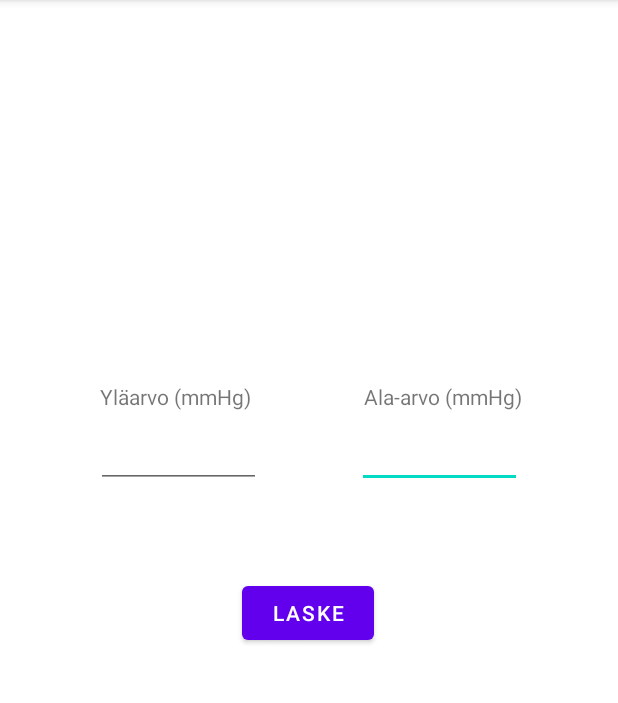
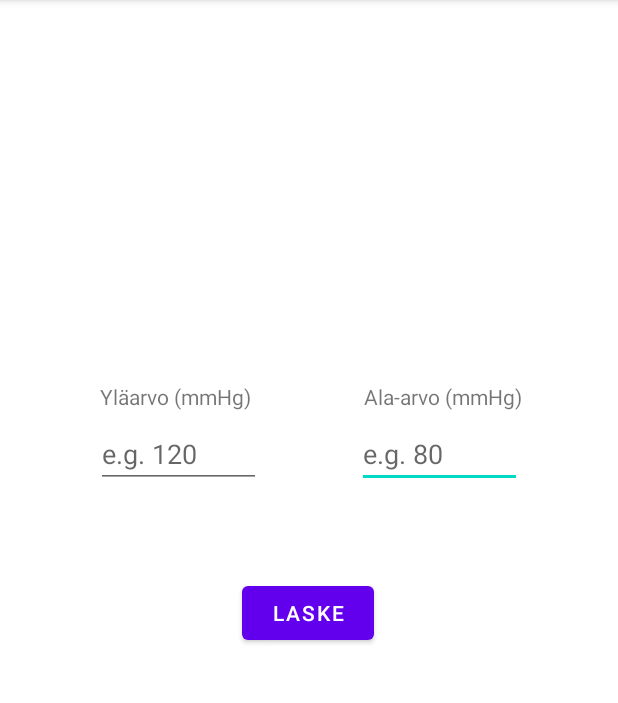
Before and after one commit to untop02/TerveysProjekti, an Android app: the Verenpaine screen opened directly, with no data from a screen before it, on a phone screen of 412 x 824 dp, the part 84-787 px from its top. Run offline under Robolectric (Android 15) with nearby library versions, the phone set to English and light mode, and no system bars.

Commit message:
Verenpainelaskuri V1.01

```diff
--- a/app/src/main/java/com/example/projekti/Verenpaine.java
+++ b/app/src/main/java/com/example/projekti/Verenpaine.java
@@ -3,22 +3,17 @@ package com.example.projekti;
 import androidx.appcompat.app.AppCompatActivity;
 
 import android.os.Bundle;
-import android.text.Editable;
-import android.text.TextUtils;
-import android.text.TextWatcher;
-import android.view.View;
 import android.widget.Button;
 import android.widget.EditText;
 import android.widget.TextView;
 import android.widget.Toast;
-
-import org.w3c.dom.Text;
 
 public class Verenpaine extends AppCompatActivity {
 
     TextView verenpaineKentta, verenpaineInfo;
     Button laskeBtn;
     EditText ylaArvo, alaArvo;
+    String matalaVpInfo, ihanteellinenVpInfo, normaaliVpInfo, tyydyttavaVpInfo, korkeaVpInfo, matalaVp, ihanteellinenVp, normaaliVp, tyydyttavaVp, korkeaVp, ylaRaja, alaRaja;
 
     @Override
     protected void onCreate(Bundle savedInstanceState) {
@@ -32,12 +27,21 @@ public class Verenpaine extends AppCompatActivity {
         ylaArvo = findViewById(R.id.ylaArvo);
         alaArvo = findViewById(R.id.alaArvo);
 
+        //Verenpaineteksti
+        matalaVp = getString(R.string.matala_vp);
+        ihanteellinenVp = getString(R.string.ihanteellinen_vp);
+        normaaliVp = getString(R.string.normaali_vp);
+        tyydyttavaVp = getString(R.string.tyydyttava_vp);
+        korkeaVp = getString(R.string.koholla_vp);
+
         //Lisätietoja verenpaineen eri tasoille
-        String matalaVp = ("Verenpaine on matala, jos se on alle 100/60 mmHg.");
-        String ihanteellinenVp = ("Verenpaine on ihanteellinen, kun se on alle 120/80 mmHg");
-        String normaaliVp = ("Verenpaine on normaali, kun se on alle 130/85 mmHg.");
-        String tyydyttavaVp = ("Verenpaine on tyydyttävä, kun se on 130-139/ 85-89 mmHg välillä.");
-        String korkeaVp = ("Verenpaine on koholla, kun se on yli 140/90 mmHg.");
+        matalaVpInfo = getString(R.string.matala_vp_info);
+        ihanteellinenVpInfo = getString(R.string.ihanteellinen_vp_info);
+        normaaliVpInfo = getString(R.string.normaali_vp_info);
+        tyydyttavaVpInfo = getString(R.string.tyydyttava_vp_info);
+        korkeaVpInfo = getString(R.string.koholla_vp_info);
+        ylaRaja = getString(R.string.Ylä_raja);
+        alaRaja = getString(R.string.Ala_raja);
 
 
         //Napin painallus hakee arvot tekstikentistä ja kertoo verenpaineen tason ehtojen mukaisesti
@@ -46,26 +50,26 @@ public class Verenpaine extends AppCompatActivity {
                 int yla = Integer.parseInt(ylaArvo.getText().toString());
                 int ala = Integer.parseInt(alaArvo.getText().toString());
 
-                if (yla >= 140 && ala >= 90) {
-                    verenpaineKentta.setText("Verenpaineesi on koholla.");
-                    verenpaineInfo.setText(korkeaVp);
+                if (yla >= 140 && yla <= 200 && ala >= 90 && ala <= 150) {
+                    verenpaineKentta.setText(korkeaVp);
+                    verenpaineInfo.setText(korkeaVpInfo);
                 } else if (yla >= 130 && yla <= 139 && ala >= 85 && ala <= 89) {
-                    verenpaineKentta.setText("Verenpaineesi on tyydyttävä.");
-                    verenpaineInfo.setText(tyydyttavaVp);
-                } else if (yla <= 130 && ala <= 85 && ala >= 80) {
-                    verenpaineKentta.setText("Verenpaineesi on normaali.");
-                    verenpaineInfo.setText(normaaliVp);
-                } else if (yla <= 120 && ala <= 80 && ala >= 60) {
-                    verenpaineKentta.setText("Verenpaineesi on ihanteellinen.");
-                    verenpaineInfo.setText(ihanteellinenVp);
-                } else if (yla <= 100 && ala <= 60 && ala >= 40) {
-                    verenpaineKentta.setText("Verenpaineesi on matala.");
-                    verenpaineInfo.setText(matalaVp);
+                    verenpaineKentta.setText(tyydyttavaVp);
+                    verenpaineInfo.setText(tyydyttavaVpInfo);
+                } else if (yla <= 130 && yla >= 120 && ala <= 85 && ala >= 80) {
+                    verenpaineKentta.setText(normaaliVp);
+                    verenpaineInfo.setText(normaaliVpInfo);
+                } else if (yla <= 120 && yla >= 100 && ala <= 80 && ala >= 60) {
+                    verenpaineKentta.setText(ihanteellinenVp);
+                    verenpaineInfo.setText(ihanteellinenVpInfo);
+                } else if (yla <= 100 && yla >= 50 && ala <= 60 && ala >= 40) {
+                    verenpaineKentta.setText(matalaVp);
+                    verenpaineInfo.setText(matalaVpInfo);
                 } else if (yla >= 200 || ala >= 150) {
-                    verenpaineKentta.setText("Yli rajojen.");
+                    verenpaineKentta.setText(ylaRaja);
                     verenpaineInfo.setText("");
                 } else if (yla <= 50 || ala <= 30) {
-                    verenpaineKentta.setText("Alle rajojen.");
+                    verenpaineKentta.setText(alaRaja);
                     verenpaineInfo.setText("");
                 }
             } catch (NumberFormatException exception) {
--- a/app/src/main/res/layout/activity_verenpaine.xml
+++ b/app/src/main/res/layout/activity_verenpaine.xml
@@ -30,7 +30,9 @@
         android:id="@+id/alaArvo"
         android:layout_width="110dp"
         android:layout_height="wrap_content"
+        android:autofillHints=""
         android:ems="10"
+        android:hint="@string/hint_ala"
         android:inputType="number"
         app:layout_constraintBottom_toBottomOf="@+id/ylaArvo"
         app:layout_constraintEnd_toEndOf="parent"
@@ -45,11 +47,13 @@
         android:layout_height="wrap_content"
         android:layout_marginTop="280dp"
         android:ems="10"
+        android:hint="@string/hint_ylä"
         android:inputType="number"
         app:layout_constraintEnd_toStartOf="@+id/alaArvo"
         app:layout_constraintHorizontal_bias="0.5"
         app:layout_constraintStart_toStartOf="parent"
-        app:layout_constraintTop_toTopOf="parent" />
+        app:layout_constraintTop_toTopOf="parent"
+        android:autofillHints="" />
 
     <TextView
         android:id="@+id/tvAlaArvo"
@@ -58,7 +62,7 @@
         android:layout_marginBottom="4dp"
         android:gravity="center"
         android:padding="2dp"
-        android:text="Ala-arvo (mmHg)"
+        android:text="@string/Ala_arvo"
         app:layout_constraintBottom_toTopOf="@+id/alaArvo"
         app:layout_constraintEnd_toEndOf="parent"
         app:layout_constraintHorizontal_bias="0.5"
@@ -71,7 +75,7 @@
         android:layout_marginBottom="4dp"
         android:gravity="center"
         android:padding="2dp"
-        android:text="Yläarvo (mmHg)"
+        android:text="@string/Yläarvo"
         app:layout_constraintBottom_toTopOf="@+id/ylaArvo"
         app:layout_constraintEnd_toStartOf="@+id/tvAlaArvo"
         app:layout_constraintHorizontal_bias="0.5"
@@ -84,7 +88,7 @@
         android:layout_marginTop="45dp"
         android:layout_marginBottom="8dp"
         android:enabled="true"
-        android:text="Laske"
+        android:text="@string/Laske"
         app:layout_constraintBottom_toTopOf="@+id/tvVerenpaine"
         app:layout_constraintEnd_toEndOf="parent"
         app:layout_constraintHorizontal_bias="0.498"
--- a/app/src/main/res/values/strings.xml
+++ b/app/src/main/res/values/strings.xml
@@ -6,4 +6,21 @@
     <string name="Paino">Paino</string>
     <string name="Ika">Ikä</string>
     <string name="Pituus">Pituus</string>
+    <string name="Yläarvo">Yläarvo (mmHg)</string>
+    <string name="Ala_arvo">Ala-arvo (mmHg)</string>
+    <string name="hint_ylä">e.g. 120</string>
+    <string name="hint_ala">e.g. 80</string>
+    <string name="Laske">Laske</string>
+    <string name="matala_vp_info">Verenpaine on matala, kun se on alle 100/60 mmHg.</string>
+    <string name="ihanteellinen_vp_info">Verenpaine on ihanteellinen, kun se on alle 120/80 mmHg.</string>
+    <string name="koholla_vp_info">Verenpaine on koholla, kun se on yli 140/90 mmHg.</string>
+    <string name="tyydyttava_vp_info">Verenpaine on tyydyttävä, kun se on 130–139/85–89 mmHg välillä.</string>
+    <string name="normaali_vp_info">Verenpaine on normaali, kun se on alle 130/85 mmHg.</string>
+    <string name="matala_vp">Verenpaineesi on matala.</string>
+    <string name="ihanteellinen_vp">Verenpaineesi on ihanteellinen.</string>
+    <string name="koholla_vp">Verenpaineesi on koholla.</string>
+    <string name="tyydyttava_vp">Verenpaineesi on tyydyttävä.</string>
+    <string name="normaali_vp">Verenpaineesi on normaali.</string>
+    <string name="Ala_raja">Alle rajojen.</string>
+    <string name="Ylä_raja">Yli rajojen.</string>
 </resources>
```
